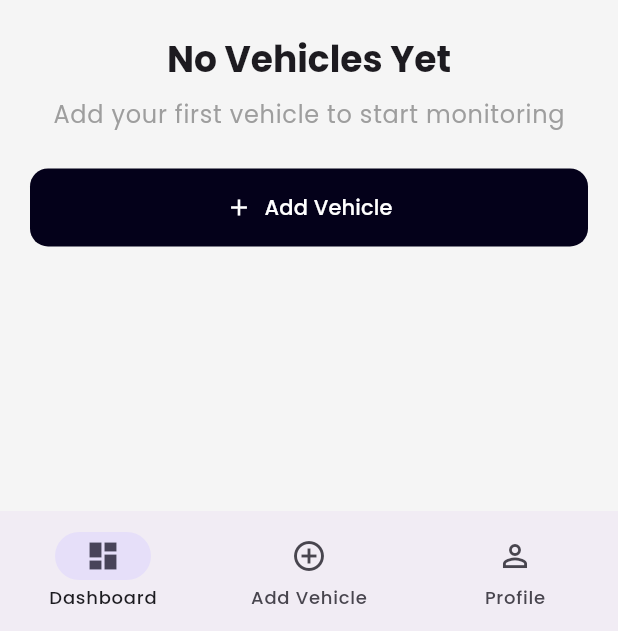
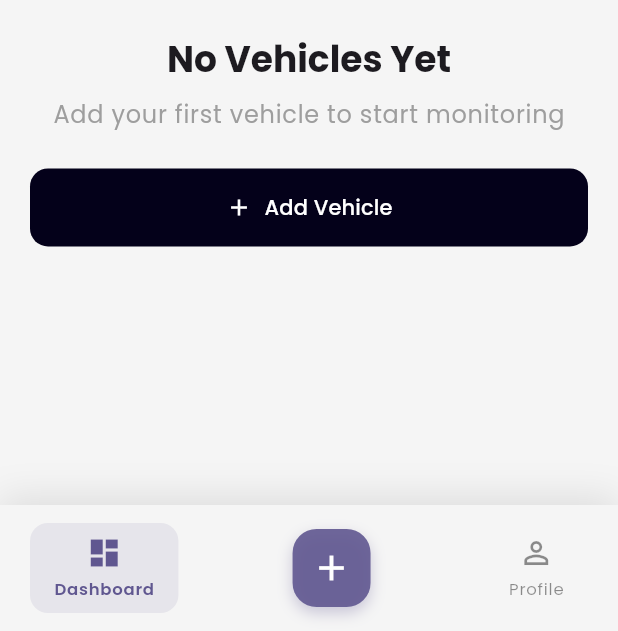
Before and after one commit to Edil-Ayehu/Drive-Secure, a Flutter app: the HomeScreen screen opened by its route, on a phone screen of 412 x 824 dp, the part 605-1236 px from its top. Run offline on Flutter 3.47's test engine with Material 3 defaults, Android fonts, the light colour scheme and no system bars; our stand-ins replace cached_network_image, cloud_firestore, firebase_auth, firebase_core, flutter_bloc, google_fonts and 3 more; missing offline and left inert: cloudinary_public; accounts and stored records are empty; generated files the repository leaves out were written again.

Commit message:
bottom nav bar ui

```diff
--- a/lib/common/utils/app_theme.dart
+++ b/lib/common/utils/app_theme.dart
@@ -40,6 +40,27 @@ class AppTheme {
       ),
     ),
     scaffoldBackgroundColor: Colors.grey[100],
+    iconTheme: const IconThemeData(
+      color: Color(0xFF1E1E1E),
+      size: 24,
+    ),
+    navigationBarTheme: NavigationBarThemeData(
+      backgroundColor: Colors.white,
+      indicatorColor: Colors.transparent,
+      labelTextStyle: MaterialStateProperty.resolveWith((states) {
+        if (states.contains(MaterialState.selected)) {
+          return GoogleFonts.poppins(
+            fontSize: 12,
+            fontWeight: FontWeight.w600,
+            color: const Color.fromARGB(255, 4, 1, 26),
+          );
+        }
+        return GoogleFonts.poppins(
+          fontSize: 12,
+          color: Colors.grey,
+        );
+      }),
+    ),
   );
 
   static ThemeData darkTheme = ThemeData(
@@ -78,5 +99,26 @@ class AppTheme {
         ),
       ),
     ),
+    iconTheme: const IconThemeData(
+      color: Colors.white,
+      size: 24,
+    ),
+    navigationBarTheme: NavigationBarThemeData(
+      backgroundColor: Colors.grey[900],
+      indicatorColor: Colors.transparent,
+      labelTextStyle: MaterialStateProperty.resolveWith((states) {
+        if (states.contains(MaterialState.selected)) {
+          return GoogleFonts.poppins(
+            fontSize: 12,
+            fontWeight: FontWeight.w600,
+            color: Colors.white,
+          );
+        }
+        return GoogleFonts.poppins(
+          fontSize: 12,
+          color: Colors.grey,
+        );
+      }),
+    ),
   );
 }
--- a/lib/view/home_screen.dart
+++ b/lib/view/home_screen.dart
@@ -11,6 +11,7 @@ class HomeScreen extends StatefulWidget {
     required this.onThemeToggle,
   });
 
+
   @override
   State<HomeScreen> createState() => _HomeScreenState();
 }
@@ -20,6 +21,7 @@ class _HomeScreenState extends State<HomeScreen> {
 
   @override
   Widget build(BuildContext context) {
+    final theme = Theme.of(context);
     final List<Widget> screens = [
       DashboardScreen(onThemeToggle: widget.onThemeToggle),
       const VehicleFormScreen(),
@@ -31,30 +33,92 @@ class _HomeScreenState extends State<HomeScreen> {
         index: _selectedIndex,
         children: screens,
       ),
-      bottomNavigationBar: NavigationBar(
-        selectedIndex: _selectedIndex,
-        onDestinationSelected: (index) {
-          setState(() {
-            _selectedIndex = index;
-          });
-        },
-        destinations: const [
-          NavigationDestination(
-            icon: Icon(Icons.dashboard_outlined),
-            selectedIcon: Icon(Icons.dashboard),
-            label: 'Dashboard',
+      bottomNavigationBar: Container(
+        decoration: BoxDecoration(
+          color: theme.scaffoldBackgroundColor,
+          boxShadow: [
+            BoxShadow(
+              color: Colors.black.withOpacity(0.1),
+              blurRadius: 20,
+              offset: const Offset(0, -5),
+            ),
+          ],
+        ),
+        child: SafeArea(
+          child: Container(
+            padding: const EdgeInsets.symmetric(horizontal: 20, vertical: 12),
+            child: Row(
+              mainAxisAlignment: MainAxisAlignment.spaceBetween,
+              children: [
+                _buildNavItem(0, Icons.dashboard_outlined, Icons.dashboard, 'Dashboard'),
+                _buildAddVehicleButton(),
+                _buildNavItem(2, Icons.person_outline, Icons.person, 'Profile'),
+              ],
+            ),
           ),
-          NavigationDestination(
-            icon: Icon(Icons.add_circle_outline),
-            selectedIcon: Icon(Icons.add_circle),
-            label: 'Add Vehicle',
-          ),
-          NavigationDestination(
-            icon: Icon(Icons.person_outline),
-            selectedIcon: Icon(Icons.person),
-            label: 'Profile',
-          ),
-        ],
+        ),
+      ),
+    );
+  }
+
+  Widget _buildNavItem(int index, IconData icon, IconData activeIcon, String label) {
+    final theme = Theme.of(context);
+    final isSelected = _selectedIndex == index;
+
+    return GestureDetector(
+      onTap: () => setState(() => _selectedIndex = index),
+      child: AnimatedContainer(
+        duration: const Duration(milliseconds: 200),
+        padding: const EdgeInsets.symmetric(horizontal: 16, vertical: 8),
+        decoration: BoxDecoration(
+          color: isSelected ? theme.colorScheme.primary.withOpacity(0.1) : Colors.transparent,
+          borderRadius: BorderRadius.circular(12),
+        ),
+        child: Column(
+          mainAxisSize: MainAxisSize.min,
+          children: [
+            Icon(
+              isSelected ? activeIcon : icon,
+              color: isSelected ? theme.colorScheme.primary : theme.iconTheme.color?.withOpacity(0.5),
+            ),
+            const SizedBox(height: 4),
+            Text(
+              label,
+              style: theme.textTheme.labelSmall?.copyWith(
+                color: isSelected ? theme.colorScheme.primary : theme.iconTheme.color?.withOpacity(0.5),
+                fontWeight: isSelected ? FontWeight.w600 : FontWeight.normal,
+              ),
+            ),
+          ],
+        ),
+      ),
+    );
+  }
+
+  Widget _buildAddVehicleButton() {
+    final theme = Theme.of(context);
+    final isSelected = _selectedIndex == 1;
+
+    return GestureDetector(
+      onTap: () => setState(() => _selectedIndex = 1),
+      child: Container(
+        padding: const EdgeInsets.all(12),
+        decoration: BoxDecoration(
+          color: isSelected ? theme.colorScheme.primary : theme.colorScheme.primary.withOpacity(0.9),
+          borderRadius: BorderRadius.circular(16),
+          boxShadow: [
+            BoxShadow(
+              color: theme.colorScheme.primary.withOpacity(0.3),
+              blurRadius: 8,
+              offset: const Offset(0, 4),
+            ),
+          ],
+        ),
+        child: Icon(
+          Icons.add,
+          color: Colors.white,
+          size: 28,
+        ),
       ),
     );
   }
```
